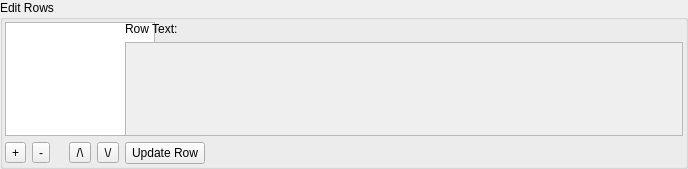
Before: the Qt Designer form src/roweditdialog.ui in iPenguin/CrochetCharts, drawn with Qt 5.
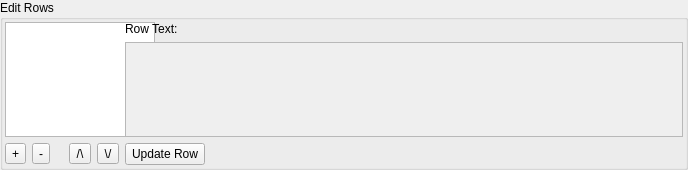
After: the same form once the commit is applied. Icons and pictures are not drawn.

```diff
--- a/src/roweditdialog.ui
+++ b/src/roweditdialog.ui
@@ -7,7 +7,7 @@
     <x>0</x>
     <y>0</y>
     <width>688</width>
-    <height>169</height>
+    <height>170</height>
    </rect>
   </property>
   <property name="windowTitle">
```
